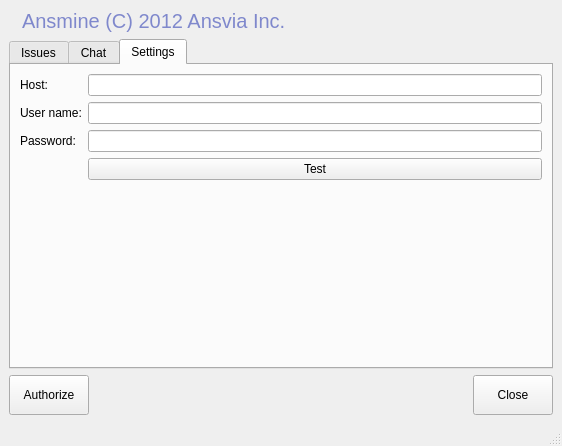
Qt form ui/main.ui (andriest/Ansmine) before a commit.
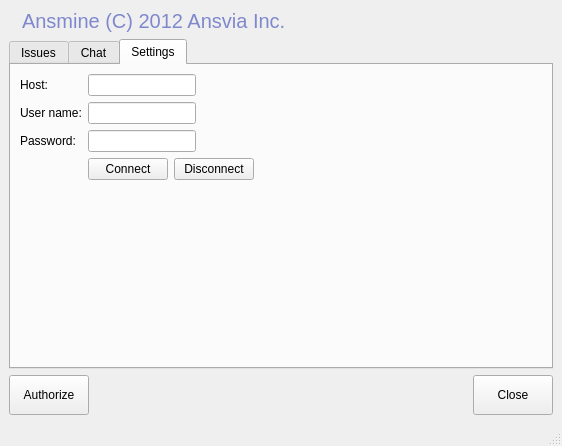
The same form after that commit. Icons and pictures are not drawn.

What changed in the file:
```diff
--- a/ui/main.ui
+++ b/ui/main.ui
@@ -91,6 +91,9 @@
            <layout class="QVBoxLayout" name="verticalLayout_5">
             <item>
              <layout class="QFormLayout" name="formLayout">
+              <property name="fieldGrowthPolicy">
+               <enum>QFormLayout::FieldsStayAtSizeHint</enum>
+              </property>
               <item row="0" column="0">
                <widget class="QLabel" name="label_2">
                 <property name="text">
@@ -122,11 +125,22 @@
                <widget class="QLineEdit" name="txtPassword"/>
               </item>
               <item row="3" column="1">
+               <layout class="QHBoxLayout" name="horizontalLayout_2">
+                <item>
                <widget class="QPushButton" name="btnTest">
                 <property name="text">
-                 <string>Test</string>
-                </property>
-               </widget>
+                   <string>Connect</string>
+                  </property>
+                 </widget>
+                </item>
+                <item>
+                 <widget class="QPushButton" name="btnDisconnect">
+                  <property name="text">
+                   <string>Disconnect</string>
+                  </property>
+                 </widget>
+                </item>
+               </layout>
               </item>
              </layout>
             </item>
```
Left out of the diff: 6 changed lines with no effect on the pictures. Lines whose indentation alone changed are shown as unchanged.
